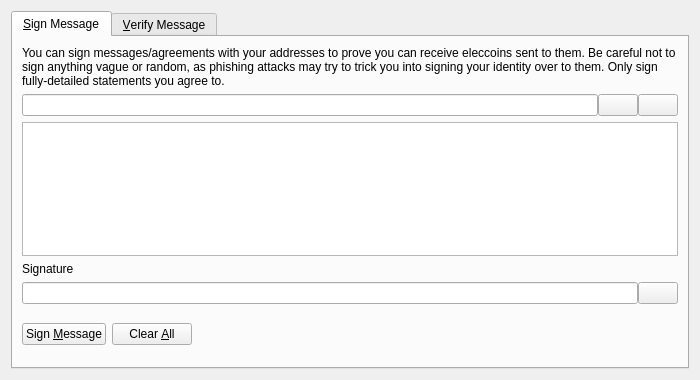
eleccoin/eleccoin, file src/qt/forms/signverifymessagedialog.ui: the form before one commit.
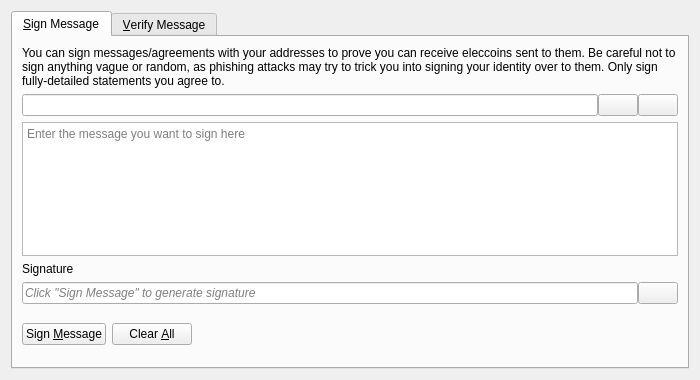
The form after the commit. Icons and pictures are not drawn. Custom widgets are drawn as their Qt base class.

Diff of the .ui file:
```diff
--- a/src/qt/forms/signverifymessagedialog.ui
+++ b/src/qt/forms/signverifymessagedialog.ui
@@ -99,6 +99,9 @@
          <property name="toolTip">
           <string>Enter the message you want to sign here</string>
          </property>
+         <property name="placeholderText">
+          <string>Enter the message you want to sign here</string>
+         </property>
         </widget>
        </item>
        <item>
@@ -118,6 +121,9 @@
          </property>
          <item>
           <widget class="QLineEdit" name="signatureOut_SM">
+           <property name="placeholderText">
+            <string>Click "Sign Message" to generate signature</string>
+           </property>
            <property name="font">
             <font>
              <italic>true</italic>
```
Left out of the diff: 18 changed lines with no effect on the pictures.
